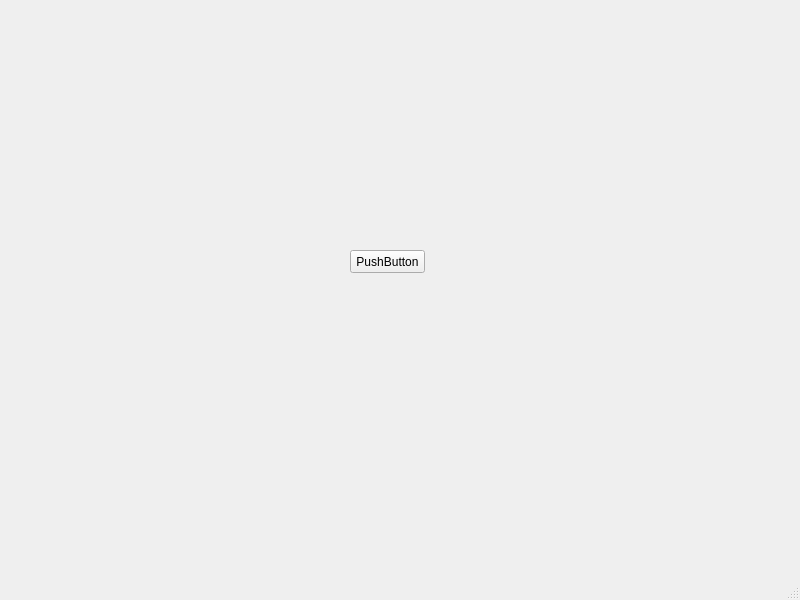
Above: design.ui from IKARUSops/PyQT_practice before the change. Below: the same form after it.
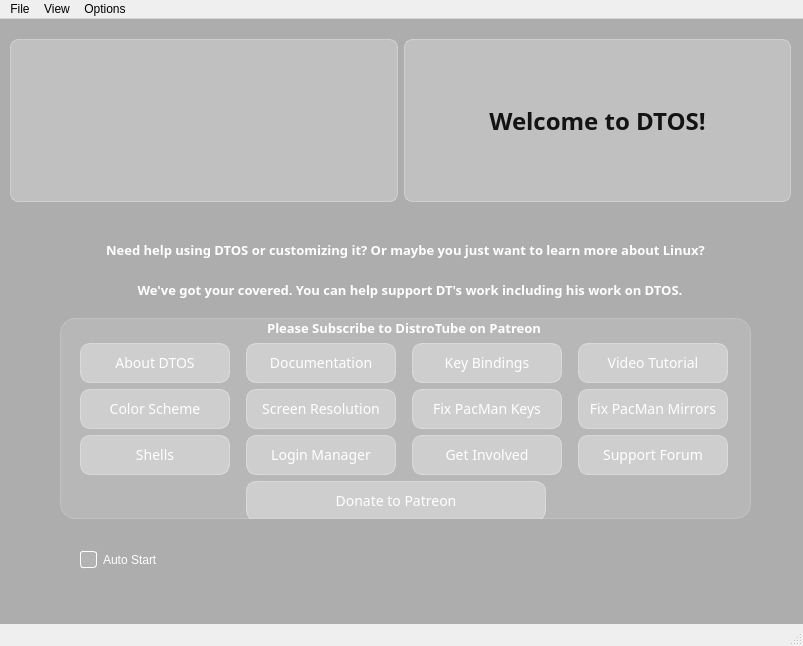
That is the form after the change. Icons and pictures are not drawn.

Commit message: Basic PyQT UI

Diff of the .ui file:
```diff
--- a/design.ui
+++ b/design.ui
@@ -6,26 +6,534 @@
    <rect>
     <x>0</x>
     <y>0</y>
-    <width>800</width>
-    <height>600</height>
+    <width>803</width>
+    <height>646</height>
    </rect>
   </property>
+  <property name="maximumSize">
+   <size>
+    <width>803</width>
+    <height>646</height>
+   </size>
+  </property>
+  <property name="font">
+   <font>
+    <family>Ubuntu Mono</family>
+    <weight>75</weight>
+    <bold>true</bold>
+   </font>
+  </property>
   <property name="windowTitle">
    <string>MainWindow</string>
   </property>
-  <widget class="QWidget" name="centralwidget">
-   <widget class="QPushButton" name="pushButton">
+  <property name="styleSheet">
+   <string notr="true">#centralWidget {
+ /*   border-image: url(:/vecteezy_nature-background-high-resolution-wallpaper-for-a-serene_49855129.jpg) 0 0 0 0 stretch stretch;*/
+    /* This color sits 'on top' of the image */
+    background-color: rgba(0, 0, 0, 70); 
+}
+QLabel {
+    color: rgba(0, 0, 0, 230); /* Off-white for better eyes */
+    font-family: &quot;Ubuntu Mono&quot;;
+}
+QCheckBox {
+    color: white;
+}
+QCheckBox::indicator {
+    width: 15px;
+    height: 15px;
+    border-radius: 3px;
+    border: 1px solid white;
+    background-color: rgba(255, 255, 255, 20);
+}
+QCheckBox::indicator:checked {
+    background-color: #4CAF50; /* A nice &quot;Linux green&quot; to match the leaf */
+}</string>
+  </property>
+  <widget class="QWidget" name="centralWidget">
+   <widget class="QWidget" name="horizontalLayoutWidget">
     <property name="geometry">
      <rect>
-      <x>350</x>
-      <y>250</y>
-      <width>75</width>
-      <height>23</height>
+      <x>10</x>
+      <y>20</y>
+      <width>781</width>
+      <height>163</height>
      </rect>
     </property>
+    <layout class="QHBoxLayout" name="horizontalLayout">
+     <item>
+      <widget class="QLabel" name="label_2">
+       <property name="styleSheet">
+        <string notr="true">border: 1px solid rgba(255, 255, 255, 80);
+border-radius: 8px;
+background-color: rgba(255, 255, 255, 60);</string>
+       </property>
+       <property name="text">
+        <string/>
+       </property>
+       <property name="pixmap">
+        <pixmap>../Users/Omar/Downloads/Gemini_Generated_Image_hhhsfihhhsfihhhs__1_-removebg-preview.png</pixmap>
+       </property>
+       <property name="alignment">
+        <set>Qt::AlignCenter</set>
+       </property>
+      </widget>
+     </item>
+     <item>
+      <widget class="QLabel" name="label">
+       <property name="font">
+        <font>
+         <family>Ubuntu Mono</family>
+         <pointsize>18</pointsize>
+         <weight>75</weight>
+         <bold>true</bold>
+        </font>
+       </property>
+       <property name="styleSheet">
+        <string notr="true">border: 1px solid rgba(255, 255, 255, 80);
+border-radius: 8px;
+background-color: rgba(255, 255, 255, 60);</string>
+       </property>
+       <property name="text">
+        <string>Welcome to DTOS!</string>
+       </property>
+       <property name="alignment">
+        <set>Qt::AlignCenter</set>
+       </property>
+      </widget>
+     </item>
+    </layout>
+   </widget>
+   <widget class="QGroupBox" name="groupBox">
+    <property name="geometry">
+     <rect>
+      <x>60</x>
+      <y>279</y>
+      <width>691</width>
+      <height>221</height>
+     </rect>
+    </property>
+    <property name="font">
+     <font>
+      <family>Ubuntu Mono</family>
+      <pointsize>10</pointsize>
+      <weight>75</weight>
+      <bold>true</bold>
+     </font>
+    </property>
+    <property name="styleSheet">
+     <string notr="true">QGroupBox {
+    background-color: rgba(255, 255, 255, 30); /* Very transparent white */
+    border: 1px solid rgba(255, 255, 255, 50); /* Subtle light border */
+    border-radius: 15px; /* Rounded corners are essential for &quot;modern&quot; */
+    margin-top: 20px;
+    backdrop-filter: blur(10px); /* Note: Works in some Qt versions, but rgba is safer */
+}
+
+QGroupBox::title {
+    color: white;
+    subcontrol-origin: margin;
+    left: 10px;
+    padding: 0 3px;
+}
+
+QPushButton {
+    background-color: rgba(255, 255, 255, 80);
+    color: white;
+    border: 1px solid rgba(255, 255, 255, 95);
+    border-radius: 10px;
+    padding: 10px;
+    font-family: &quot;Segoe UI&quot;, sans-serif; /* Clean font */
+    font-size: 14px;
+}
+
+QPushButton:hover {
+    background-color: rgba(255, 255, 255, 50); /* Brightens when hovering */
+    border: 1px solid white;
+}
+
+QPushButton:pressed {
+    background-color: rgba(255, 255, 255, 20); /* Darkens when clicked */
+}</string>
+    </property>
+    <property name="title">
+     <string/>
+    </property>
+    <property name="alignment">
+     <set>Qt::AlignCenter</set>
+    </property>
+    <widget class="QWidget" name="gridLayoutWidget">
+     <property name="geometry">
+      <rect>
+       <x>10</x>
+       <y>20</y>
+       <width>671</width>
+       <height>203</height>
+      </rect>
+     </property>
+     <layout class="QGridLayout" name="gridLayout">
+      <item row="3" column="0">
+       <widget class="QPushButton" name="pushButton_9">
+        <property name="maximumSize">
+         <size>
+          <width>150</width>
+          <height>40</height>
+         </size>
+        </property>
+        <property name="font">
+         <font>
+          <family>Segoe UI,sans-serif</family>
+          <pointsize>-1</pointsize>
+         </font>
+        </property>
+        <property name="text">
+         <string>Shells</string>
+        </property>
+       </widget>
+      </item>
+      <item row="4" column="1" colspan="2">
+       <widget class="QPushButton" name="pushButton_13">
+        <property name="maximumSize">
+         <size>
+          <width>300</width>
+          <height>40</height>
+         </size>
+        </property>
+        <property name="font">
+         <font>
+          <family>Segoe UI,sans-serif</family>
+          <pointsize>-1</pointsize>
+         </font>
+        </property>
+        <property name="text">
+         <string>Donate to Patreon</string>
+        </property>
+       </widget>
+      </item>
+      <item row="3" column="1">
+       <widget class="QPushButton" name="pushButton_12">
+        <property name="maximumSize">
+         <size>
+          <width>150</width>
+          <height>40</height>
+         </size>
+        </property>
+        <property name="font">
+         <font>
+          <family>Segoe UI,sans-serif</family>
+          <pointsize>-1</pointsize>
+         </font>
+        </property>
+        <property name="text">
+         <string>Login Manager</string>
+        </property>
+       </widget>
+      </item>
+      <item row="3" column="2">
+       <widget class="QPushButton" name="pushButton_10">
+        <property name="maximumSize">
+         <size>
+          <width>150</width>
+          <height>40</height>
+         </size>
+        </property>
+        <property name="font">
+         <font>
+          <family>Segoe UI,sans-serif</family>
+          <pointsize>-1</pointsize>
+         </font>
+        </property>
+        <property name="text">
+         <string>Get Involved</string>
+        </property>
+       </widget>
+      </item>
+      <item row="2" column="2">
+       <widget class="QPushButton" name="pushButton_8">
+        <property name="maximumSize">
+         <size>
+          <width>150</width>
+          <height>40</height>
+         </size>
+        </property>
+        <property name="font">
+         <font>
+          <family>Segoe UI,sans-serif</family>
+          <pointsize>-1</pointsize>
+         </font>
+        </property>
+        <property name="text">
+         <string>Fix PacMan Keys</string>
+        </property>
+       </widget>
+      </item>
+      <item row="2" column="3">
+       <widget class="QPushButton" name="pushButton_5">
+        <property name="maximumSize">
+         <size>
+          <width>150</width>
+          <height>40</height>
+         </size>
+        </property>
+        <property name="font">
+         <font>
+          <family>Segoe UI,sans-serif</family>
+          <pointsize>-1</pointsize>
+         </font>
+        </property>
+        <property name="text">
+         <string>Fix PacMan Mirrors</string>
+        </property>
+       </widget>
+      </item>
+      <item row="3" column="3">
+       <widget class="QPushButton" name="pushButton_11">
+        <property name="maximumSize">
+         <size>
+          <width>150</width>
+          <height>40</height>
+         </size>
+        </property>
+        <property name="font">
+         <font>
+          <family>Segoe UI,sans-serif</family>
+          <pointsize>-1</pointsize>
+         </font>
+        </property>
+        <property name="text">
+         <string>Support Forum</string>
+        </property>
+       </widget>
+      </item>
+      <item row="1" column="3">
+       <widget class="QPushButton" name="pushButton_6">
+        <property name="maximumSize">
+         <size>
+          <width>150</width>
+          <height>40</height>
+         </size>
+        </property>
+        <property name="font">
+         <font>
+          <family>Segoe UI,sans-serif</family>
+          <pointsize>-1</pointsize>
+         </font>
+        </property>
+        <property name="text">
+         <string>Video Tutorial</string>
+        </property>
+       </widget>
+      </item>
+      <item row="1" column="2">
+       <widget class="QPushButton" name="pushButton_7">
+        <property name="maximumSize">
+         <size>
+          <width>150</width>
+          <height>40</height>
+         </size>
+        </property>
+        <property name="font">
+         <font>
+          <family>Segoe UI,sans-serif</family>
+          <pointsize>-1</pointsize>
+         </font>
+        </property>
+        <property name="text">
+         <string>Key Bindings</string>
+        </property>
+       </widget>
+      </item>
+      <item row="2" column="0">
+       <widget class="QPushButton" name="pushButton_2">
+        <property name="maximumSize">
+         <size>
+          <width>150</width>
+          <height>40</height>
+         </size>
+        </property>
+        <property name="font">
+         <font>
+          <family>Segoe UI,sans-serif</family>
+          <pointsize>-1</pointsize>
+         </font>
+        </property>
+        <property name="text">
+         <string>Color Scheme</string>
+        </property>
+       </widget>
+      </item>
+      <item row="1" column="1">
+       <widget class="QPushButton" name="pushButton_3">
+        <property name="maximumSize">
+         <size>
+          <width>150</width>
+          <height>40</height>
+         </size>
+        </property>
+        <property name="font">
+         <font>
+          <family>Segoe UI,sans-serif</family>
+          <pointsize>-1</pointsize>
+         </font>
+        </property>
+        <property name="text">
+         <string>Documentation</string>
+        </property>
+       </widget>
+      </item>
+      <item row="0" column="1" colspan="2">
+       <widget class="QLabel" name="label_3">
+        <property name="font">
+         <font>
+          <family>Ubuntu Mono</family>
+          <pointsize>10</pointsize>
+          <weight>75</weight>
+          <bold>true</bold>
+          <underline>false</underline>
+         </font>
+        </property>
+        <property name="styleSheet">
+         <string notr="true">color: rgb(255, 255, 255); /* For White */</string>
+        </property>
+        <property name="text">
+         <string>Please Subscribe to DistroTube on Patreon</string>
+        </property>
+        <property name="alignment">
+         <set>Qt::AlignCenter</set>
+        </property>
+       </widget>
+      </item>
+      <item row="2" column="1">
+       <widget class="QPushButton" name="pushButton_4">
+        <property name="maximumSize">
+         <size>
+          <width>150</width>
+          <height>40</height>
+         </size>
+        </property>
+        <property name="font">
+         <font>
+          <family>Segoe UI,sans-serif</family>
+          <pointsize>-1</pointsize>
+         </font>
+        </property>
+        <property name="text">
+         <string>Screen Resolution</string>
+        </property>
+       </widget>
+      </item>
+      <item row="1" column="0">
+       <widget class="QPushButton" name="pushButton">
+        <property name="maximumSize">
+         <size>
+          <width>150</width>
+          <height>40</height>
+         </size>
+        </property>
+        <property name="font">
+         <font>
+          <family>Segoe UI,sans-serif</family>
+          <pointsize>-1</pointsize>
+         </font>
+        </property>
+        <property name="text">
+         <string>About DTOS</string>
+        </property>
+       </widget>
+      </item>
+     </layout>
+    </widget>
+   </widget>
+   <widget class="QLabel" name="label_4">
+    <property name="geometry">
+     <rect>
+      <x>110</x>
+      <y>260</y>
+      <width>600</width>
+      <height>22</height>
+     </rect>
+    </property>
+    <property name="maximumSize">
+     <size>
+      <width>600</width>
+      <height>40</height>
+     </size>
+    </property>
+    <property name="font">
+     <font>
+      <family>Ubuntu Mono</family>
+      <pointsize>10</pointsize>
+      <weight>75</weight>
+      <bold>true</bold>
+      <underline>false</underline>
+     </font>
+    </property>
+    <property name="styleSheet">
+     <string notr="true">color: rgb(255, 255, 255); /* For White */</string>
+    </property>
     <property name="text">
-     <string>PushButton</string>
+     <string>We've got your covered. You can help support DT's work including his work on DTOS.</string>
     </property>
+    <property name="alignment">
+     <set>Qt::AlignCenter</set>
+    </property>
+   </widget>
+   <widget class="QLabel" name="label_5">
+    <property name="geometry">
+     <rect>
+      <x>60</x>
+      <y>220</y>
+      <width>691</width>
+      <height>22</height>
+     </rect>
+    </property>
+    <property name="maximumSize">
+     <size>
+      <width>900</width>
+      <height>40</height>
+     </size>
+    </property>
+    <property name="font">
+     <font>
+      <family>Ubuntu Mono</family>
+      <pointsize>10</pointsize>
+      <weight>75</weight>
+      <bold>true</bold>
+      <underline>false</underline>
+     </font>
+    </property>
+    <property name="styleSheet">
+     <string notr="true">color: rgb(255, 255, 255); /* For White */</string>
+    </property>
+    <property name="text">
+     <string>Need help using DTOS or customizing it? Or maybe you just want to learn more about Linux?</string>
+    </property>
+    <property name="alignment">
+     <set>Qt::AlignCenter</set>
+    </property>
+   </widget>
+   <widget class="QWidget" name="widget" native="true">
+    <property name="geometry">
+     <rect>
+      <x>70</x>
+      <y>520</y>
+      <width>151</width>
+      <height>41</height>
+     </rect>
+    </property>
+    <widget class="QCheckBox" name="checkBox">
+     <property name="geometry">
+      <rect>
+       <x>10</x>
+       <y>10</y>
+       <width>121</width>
+       <height>21</height>
+      </rect>
+     </property>
+     <property name="text">
+      <string>Auto Start</string>
+     </property>
+    </widget>
    </widget>
   </widget>
   <widget class="QMenuBar" name="menubar">
@@ -33,10 +541,29 @@
     <rect>
      <x>0</x>
      <y>0</y>
-     <width>800</width>
+     <width>803</width>
      <height>21</height>
     </rect>
    </property>
+   <widget class="QMenu" name="menuFile">
+    <property name="title">
+     <string>File</string>
+    </property>
+   </widget>
+   <widget class="QMenu" name="menuView">
+    <property name="title">
+     <string>View</string>
+    </property>
+    <addaction name="actionOptions"/>
+   </widget>
+   <widget class="QMenu" name="menuOptions">
+    <property name="title">
+     <string>Options</string>
+    </property>
+   </widget>
+   <addaction name="menuFile"/>
+   <addaction name="menuView"/>
+   <addaction name="menuOptions"/>
   </widget>
   <widget class="QStatusBar" name="statusbar"/>
  </widget>
```
Left out of the diff: 13 changed lines with no effect on the pictures. The commit also changes 4 other files.
